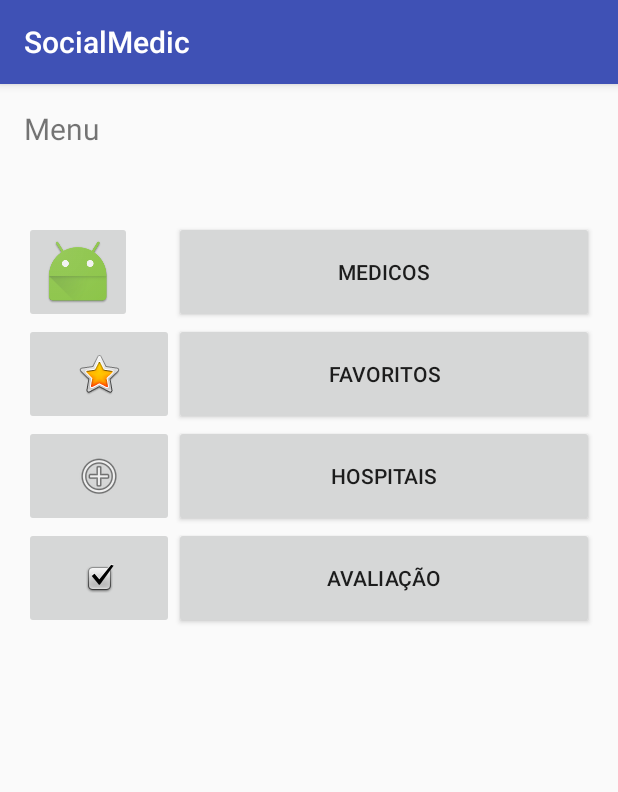
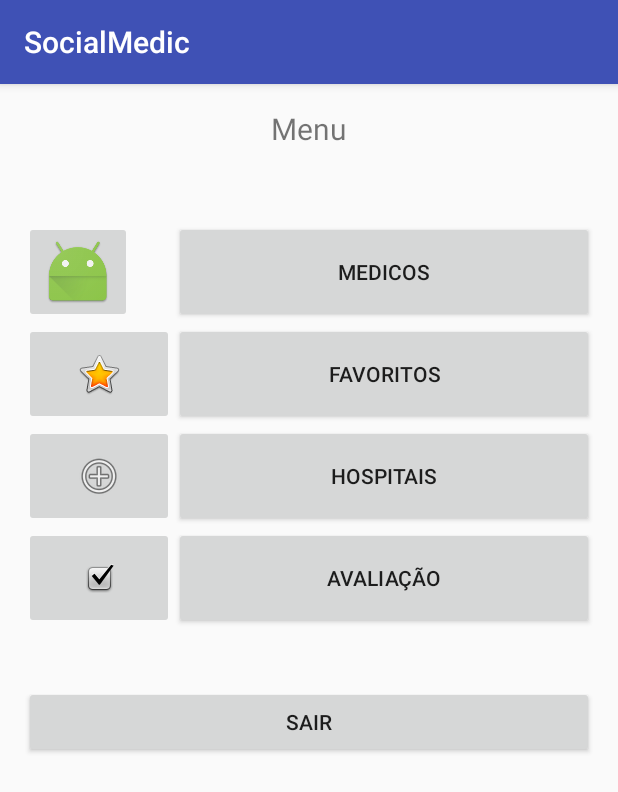
Before and after one commit to AdrianoModa/SocialMedic, an Android app: the TelaMenu screen opened directly, with no data from a screen before it, on a phone screen of 412 x 824 dp. Shown: the top 792 px of the screen. Run offline under Robolectric (Android 15) with nearby library versions, the phone set to English and light mode, and no system bars.

Commit message:
Tela Menu preparo para implementação de codigo

```diff
--- a/app/build.gradle
+++ b/app/build.gradle
@@ -20,7 +20,7 @@ android {
 }
 
 dependencies {
-    compile fileTree(dir: 'libs', include: ['*.jar'])
+    compile fileTree(include: ['*.jar'], dir: 'libs')
     androidTestCompile('com.android.support.test.espresso:espresso-core:2.2.2', {
         exclude group: 'com.android.support', module: 'support-annotations'
     })
--- a/app/src/main/AndroidManifest.xml
+++ b/app/src/main/AndroidManifest.xml
@@ -15,7 +15,11 @@
                 <category android:name="android.intent.category.LAUNCHER" />
             </intent-filter>
         </activity>
-        <activity android:name=".TelaMenu"></activity>
+        <activity android:name=".TelaMenu" />
+        <activity android:name=".TelaMedicos" />
+        <activity android:name=".TelaFavoritos" />
+        <activity android:name=".TelaHospitais" />
+        <activity android:name=".TelaAvaliacao"></activity>
     </application>
 
 </manifest>
--- a/app/src/main/java/com/example/androidc22/socialmedic/TelaMenu.java
+++ b/app/src/main/java/com/example/androidc22/socialmedic/TelaMenu.java
@@ -1,17 +1,59 @@
 package com.example.androidc22.socialmedic;
 
+import android.app.Activity;
+import android.content.Intent;
 import android.support.v7.app.AppCompatActivity;
 import android.os.Bundle;
+import android.view.View;
+import android.widget.Button;
 
 public class TelaMenu extends AppCompatActivity {
+
+    private Button bMedicos;
+    private Button bFavoritos;
+    private Button bHospitais;
+    private Button bAvaliacao;
 
     @Override
     protected void onCreate(Bundle savedInstanceState) {
         super.onCreate(savedInstanceState);
         setContentView(R.layout.activity_tela_menu);
 
+        bMedicos = (Button) findViewById(R.id.btnMedicos);
+        bMedicos.setOnClickListener(new View.OnClickListener() {
+            @Override
+            public void onClick(View v) {
+                Intent itTelaMedico = new Intent(TelaMenu.this, TelaMedicos.class);
+                startActivity(itTelaMedico);
+            }
+        });
 
+        bFavoritos = (Button) findViewById(R.id.btnFavoritos);
+        bFavoritos.setOnClickListener(new View.OnClickListener() {
+            @Override
+            public void onClick(View v) {
+                Intent itTelaFavoritos = new Intent(TelaMenu.this, TelaFavoritos.class);
+                startActivity(itTelaFavoritos);
+            }
+        });
 
+        bHospitais = (Button) findViewById(R.id.btnHopitais);
+        bHospitais.setOnClickListener(new View.OnClickListener() {
+            @Override
+            public void onClick(View v) {
+                Intent itTelaHopitais = new Intent(TelaMenu.this, TelaHospitais.class);
+                startActivity(itTelaHopitais);
+            }
+        });
+
+        bAvaliacao = (Button) findViewById(R.id.btnAvalicao);
+        bAvaliacao.setOnClickListener(new View.OnClickListener() {
+            @Override
+            public void onClick(View v) {
+                Intent itTelaAvaliacao = new Intent(TelaMenu.this, TelaAvaliacao.class);
+                startActivity(itTelaAvaliacao);
+            }
+        });
 
     }
 }
--- a/app/src/main/res/layout/activity_tela_menu.xml
+++ b/app/src/main/res/layout/activity_tela_menu.xml
@@ -12,7 +12,7 @@
     tools:context="com.example.androidc22.socialmedic.TelaMenu">
 
     <Button
-        android:text="Hospitais"
+        android:text="@string/hospitais"
         android:id="@+id/btnHopitais"
         android:layout_width="280dp"
         android:layout_height="68dp"
@@ -30,7 +30,8 @@
         android:layout_alignParentStart="true"
         android:layout_toLeftOf="@+id/btnHopitais"
         android:layout_toStartOf="@+id/btnHopitais"
-        android:layout_above="@+id/btnAvalicao" />
+        android:layout_above="@+id/btnAvalicao"
+        tools:ignore="ContentDescription" />
 
     <ImageButton
         android:layout_width="wrap_content"
@@ -42,10 +43,11 @@
         android:layout_toLeftOf="@+id/btnHopitais"
         android:layout_toStartOf="@+id/btnHopitais"
         android:layout_below="@+id/btnMedicos"
-        android:layout_alignBottom="@+id/btnFavoritos" />
+        android:layout_alignBottom="@+id/btnFavoritos"
+        tools:ignore="ContentDescription" />
 
     <Button
-        android:text="Favoritos"
+        android:text="@string/favoritos"
         android:id="@+id/btnFavoritos"
         android:layout_width="280dp"
         android:layout_below="@+id/btnMedicos"
@@ -54,7 +56,7 @@
         android:layout_height="68dp" />
 
     <Button
-        android:text="Medicos"
+        android:text="@string/medicos"
         android:layout_alignParentTop="true"
         android:layout_marginTop="75dp"
         android:id="@+id/btnMedicos"
@@ -70,7 +72,9 @@
         android:id="@+id/imageButton2"
         android:layout_alignBottom="@+id/btnMedicos"
         android:layout_alignParentLeft="true"
-        android:layout_alignParentStart="true" />
+        android:layout_alignParentStart="true"
+        android:contentDescription=""
+        tools:ignore="ContentDescription" />
 
     <ImageButton
         android:layout_width="wrap_content"
@@ -82,10 +86,11 @@
         android:layout_alignParentStart="true"
         android:layout_toLeftOf="@+id/btnHopitais"
         android:layout_toStartOf="@+id/btnHopitais"
-        android:layout_alignBottom="@+id/btnAvalicao" />
+        android:layout_alignBottom="@+id/btnAvalicao"
+        tools:ignore="ContentDescription" />
 
     <Button
-        android:text="Avaliação"
+        android:text="@string/avalia_o"
         android:id="@+id/btnAvalicao"
         android:layout_width="280dp"
         android:layout_height="68dp"
@@ -94,12 +99,24 @@
         android:layout_alignParentEnd="true" />
 
     <TextView
-        android:text="Menu"
+        android:text="@string/menu"
         android:layout_width="wrap_content"
         android:layout_height="wrap_content"
+        android:id="@+id/txtInfoTelaMenu"
+        android:textSize="20sp"
+        tools:ignore="RelativeOverlap"
+        android:textAlignment="center"
         android:layout_alignParentTop="true"
-        android:layout_alignParentLeft="true"
-        android:layout_alignParentStart="true"
-        android:id="@+id/txtInfoTelaMenu"
-        android:textSize="20sp" />
+        android:layout_centerHorizontal="true"
+        tools:text="Menu Principal" />
+
+    <Button
+        android:text="@string/sair"
+        android:layout_width="match_parent"
+        android:layout_height="wrap_content"
+        android:layout_below="@+id/btnAvalicao"
+        android:layout_centerHorizontal="true"
+        android:layout_marginTop="38dp"
+        android:id="@+id/btnSair"
+        tools:text="Sair" />
 </RelativeLayout>
--- a/app/src/main/res/values/strings.xml
+++ b/app/src/main/res/values/strings.xml
@@ -2,4 +2,10 @@
     <string name="app_name">SocialMedic</string>
     <string name="login">Login</string>
     <string name="senha">Senha</string>
+    <string name="avalia_o">Avaliação</string>
+    <string name="favoritos">Favoritos</string>
+    <string name="hospitais">Hospitais</string>
+    <string name="medicos">Medicos</string>
+    <string name="menu">Menu</string>
+    <string name="sair">Sair</string>
 </resources>
```
Also changed, not shown: app/src/main/java/com/example/androidc22/socialmedic/TelaAvaliacao.java (added, +13 -0 lines), app/src/main/java/com/example/androidc22/socialmedic/TelaFavoritos.java (added, +13 -0 lines), app/src/main/java/com/example/androidc22/socialmedic/TelaHospitais.java (added, +13 -0 lines), app/src/main/java/com/example/androidc22/socialmedic/TelaMedicos.java (added, +13 -0 lines), app/src/main/res/layout/activity_tela_avaliacao.xml (added, +13 -0 lines), app/src/main/res/layout/activity_tela_favoritos.xml (added, +13 -0 lines), app/src/main/res/layout/activity_tela_hospitais.xml (added, +13 -0 lines), app/src/main/res/layout/activity_tela_medicos.xml (added, +13 -0 lines).
